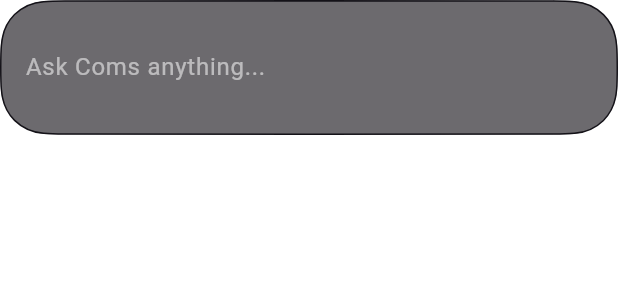
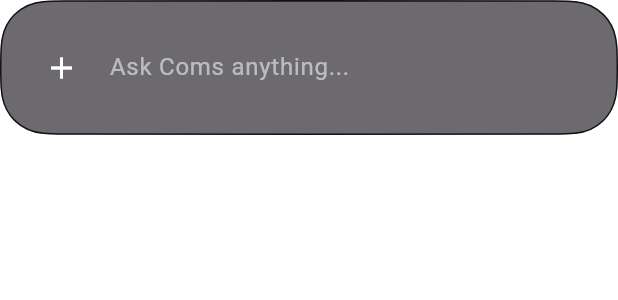
Before and after one commit to ComsIndeed/coms_inferential, a Flutter app: the InputContainer widget shown alone on an empty page, opened directly, on a phone screen of 412 x 824 dp. Shown: the top 300 px of the screen. Run offline on Flutter 3.47's test engine with Material 3 defaults, Android fonts, the light colour scheme and no system bars; missing offline and left inert: flutter_acrylic, hotkey_manager, window_manager.

Commit message:
Refactor InputContainer and TopRow to enhance layout and improve user interaction

```diff
--- a/lib/pages/homepage/input_container.dart
+++ b/lib/pages/homepage/input_container.dart
@@ -27,15 +27,20 @@ class _InputContainerState extends State<InputContainer> {
         child: Column(
           mainAxisAlignment: MainAxisAlignment.center,
           children: [
-            TextField(
-              style: TextStyle(
-                color: Theme.of(context).colorScheme.onPrimaryContainer,
-              ),
-              decoration: InputDecoration(
-                hintText: 'Ask Coms anything...',
-                hintStyle: TextStyle(color: Colors.white54),
-                border: InputBorder.none,
-              ),
+            Row(
+              children: [
+                IconButton(onPressed: () {}, icon: Icon(Icons.add)),
+                SizedBox(width: 8),
+                Expanded(
+                  child: TextField(
+                    decoration: InputDecoration(
+                      hintText: 'Ask Coms anything...',
+                      hintStyle: TextStyle(color: Colors.white54),
+                      border: InputBorder.none,
+                    ),
+                  ),
+                ),
+              ],
             ),
           ],
         ),
```
Also changed, not shown: lib/pages/homepage/top_row.dart (+15 -1 lines).
